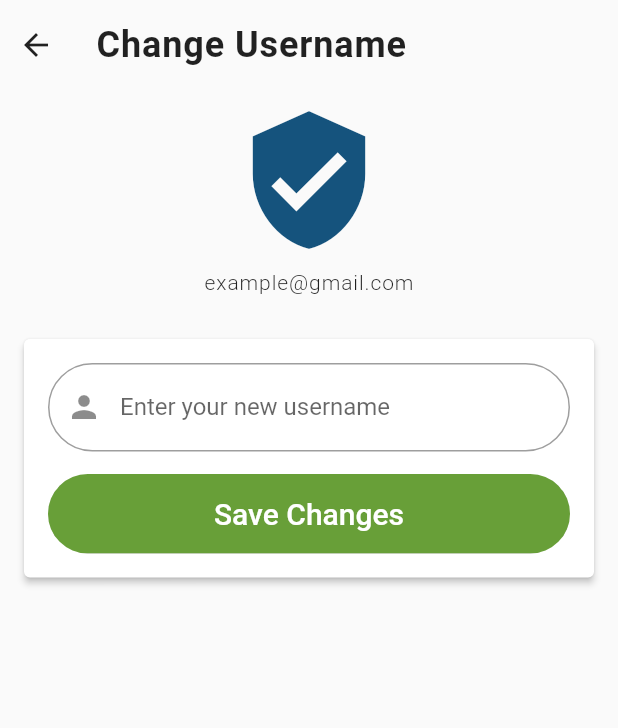
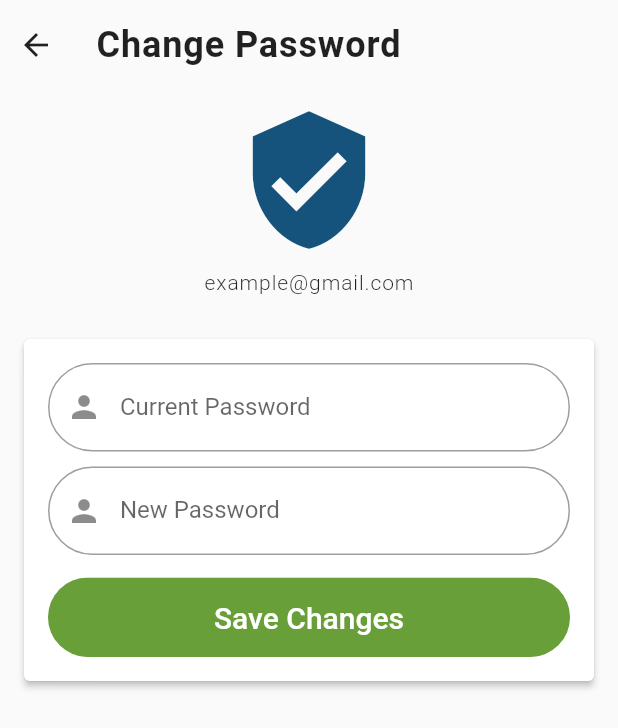
Before and after one commit to RafatMeraz/news_app, a Flutter app: the screen it shows once a user with an empty profile is signed in, item 3 of the bottom bar chosen, after a tap on "Change Password", on a phone screen of 412 x 824 dp. Shown: the top 728 px of the screen. Run offline on Flutter 3.47's test engine with Material 2 defaults, Android fonts, the phone set to English and light mode, and no system bars; our stand-ins replace bot_toast, cloud_firestore, firebase_auth, flutter_bloc, toast; missing offline and left inert: flutter_webview_plugin; accounts and stored records are empty; network calls fail.

Commit message:
change password ui added

```diff
--- /dev/null
+++ b/lib/src/view/ui/change_password.dart
@@ -0,0 +1,95 @@
+import 'package:flutter/material.dart';
+import 'package:news_app/src/view/utils/constants.dart';
+import 'package:news_app/src/view/utils/reuseable_widgets.dart';
+
+class ChangePassword extends StatefulWidget {
+  @override
+  _ChangePasswordState createState() => _ChangePasswordState();
+}
+
+class _ChangePasswordState extends State<ChangePassword> {
+  final TextEditingController _userNameController = TextEditingController();
+
+  @override
+  Widget build(BuildContext context) {
+    return Scaffold(
+        body: SafeArea(
+          child: Column(
+            crossAxisAlignment: CrossAxisAlignment.start,
+            children: <Widget>[
+              Row(
+                children: <Widget>[
+                  BackButton(),
+                  Container(
+                    margin: EdgeInsets.symmetric(vertical: 16, horizontal: 16),
+                    child: Text('Change Password', style: TextStyle(fontSize: 24, fontWeight: FontWeight.bold, letterSpacing: 0.6)),
+                  ),
+                ],
+              ),
+              SizedBox(
+                height: 10,
+              ),
+              Container(
+                alignment: Alignment.center,
+                child: Icon(
+                  Icons.verified_user,
+                  size: 100,
+                  color: kDarkBlueColor,
+                ),
+              ),
+              SizedBox(
+                height: 10,
+              ),
+              Container(
+                alignment: Alignment.center,
+                child: Text('example@gmail.com', style: TextStyle(fontSize: 14, fontWeight: FontWeight.w300, letterSpacing: 0.6)),
+              ),
+              SizedBox(
+                height: 30,
+              ),
+              Card(
+                elevation: 2,
+                margin: EdgeInsets.symmetric(horizontal: 16),
+                child: Padding(
+                  padding: const EdgeInsets.all(16),
+                  child: Column(
+                    children: <Widget>[
+                      InputTextField(
+                          forgotOption: false,
+                          forgotFunction: null,
+                          textInputType: TextInputType.text,
+                          hint: 'Current Password',
+                          obscureText: false,
+                          textEditingController: _userNameController,
+                          iconData: Icons.person
+                      ),
+                      SizedBox(height: 10,),
+                      InputTextField(
+                          forgotOption: false,
+                          forgotFunction: null,
+                          textInputType: TextInputType.text,
+                          hint: 'New Password',
+                          obscureText: false,
+                          textEditingController: _userNameController,
+                          iconData: Icons.person
+                      ),
+                      SizedBox(height: 15,),
+                      RoundedButton(
+                        inProgress: false,
+                        onPressed: (){
+
+                        },
+                        buttonText: 'Save Changes',
+                        disable: false,
+                      )
+                    ],
+                  ),
+                ),
+              ),
+
+            ],
+          ),
+        )
+    );
+  }
+}
--- a/lib/src/view/ui/profile.dart
+++ b/lib/src/view/ui/profile.dart
@@ -1,4 +1,5 @@
 import 'package:flutter/material.dart';
+import 'package:news_app/src/view/ui/change_password.dart';
 import 'package:news_app/src/view/ui/change_username.dart';
 import 'package:news_app/src/view/utils/constants.dart';
 
@@ -66,7 +67,7 @@ class _ProfileState extends State<Profile> {
                     title: Text('Change Password', style: TextStyle(fontWeight: FontWeight.w500)),
                     leading: Icon(Icons.lock, color: kBlackColor),
                     onTap: (){
-                      Navigator.push(context, MaterialPageRoute(builder: (context) => ChangeUsername()));
+                      Navigator.push(context, MaterialPageRoute(builder: (context) => ChangePassword()));
                     },
                   ),
                 ],
```
